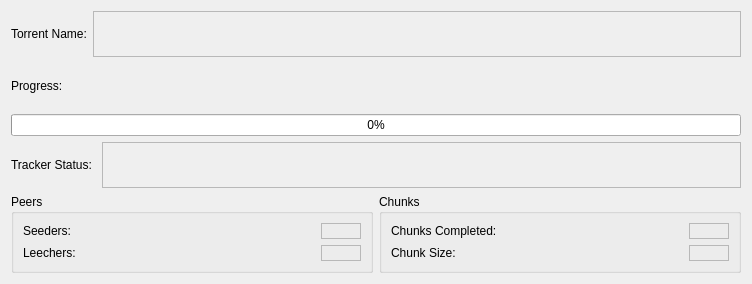
First picture: the form in trickle/torrentinfo.ui, repository michaelforney/trickle, before the edit.
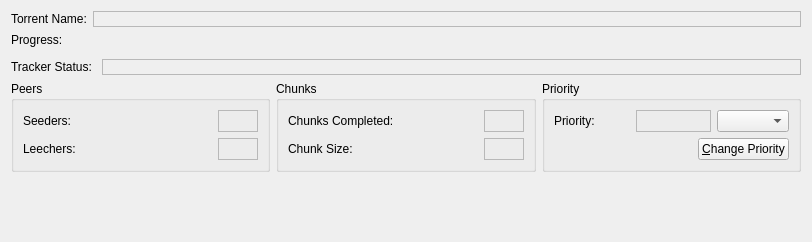
Second picture: the form after the edit. Custom widgets are drawn as their Qt base class.

Commit message: added neat progress bar thingy (only for rtorrent 0.8.5 or higher)

```diff
--- a/trickle/torrentinfo.ui
+++ b/trickle/torrentinfo.ui
@@ -6,8 +6,8 @@
    <rect>
     <x>0</x>
     <y>0</y>
-    <width>752</width>
-    <height>284</height>
+    <width>812</width>
+    <height>242</height>
    </rect>
   </property>
   <property name="windowTitle">
@@ -58,11 +58,7 @@
     </widget>
    </item>
    <item>
-    <widget class="QProgressBar" name="progress">
-     <property name="value">
-      <number>0</number>
-     </property>
-    </widget>
+    <widget class="BitArrayProgressBar" name="progress" native="true"/>
    </item>
    <item>
     <layout class="QHBoxLayout">
@@ -95,6 +91,12 @@
     <layout class="QHBoxLayout">
      <item>
       <widget class="QGroupBox" name="peerBox">
+       <property name="sizePolicy">
+        <sizepolicy hsizetype="Preferred" vsizetype="Preferred">
+         <horstretch>1</horstretch>
+         <verstretch>0</verstretch>
+        </sizepolicy>
+       </property>
        <property name="title">
         <string>Peers</string>
        </property>
@@ -170,6 +172,12 @@
      </item>
      <item>
       <widget class="QGroupBox" name="chunkBox">
+       <property name="sizePolicy">
+        <sizepolicy hsizetype="Preferred" vsizetype="Preferred">
+         <horstretch>1</horstretch>
+         <verstretch>0</verstretch>
+        </sizepolicy>
+       </property>
        <property name="title">
         <string>Chunks</string>
        </property>
@@ -243,10 +251,118 @@
        </layout>
       </widget>
      </item>
+     <item>
+      <widget class="QGroupBox" name="groupBox">
+       <property name="sizePolicy">
+        <sizepolicy hsizetype="Preferred" vsizetype="Preferred">
+         <horstretch>1</horstretch>
+         <verstretch>0</verstretch>
+        </sizepolicy>
+       </property>
+       <property name="title">
+        <string>Priority</string>
+       </property>
+       <layout class="QGridLayout" name="gridLayout">
+        <item row="0" column="0">
+         <widget class="QLabel" name="label">
+          <property name="sizePolicy">
+           <sizepolicy hsizetype="Preferred" vsizetype="Preferred">
+            <horstretch>1</horstretch>
+            <verstretch>0</verstretch>
+           </sizepolicy>
+          </property>
+          <property name="text">
+           <string>Priority: </string>
+          </property>
+         </widget>
+        </item>
+        <item row="0" column="1">
+         <widget class="QLabel" name="label_2">
+          <property name="minimumSize">
+           <size>
+            <width>75</width>
+            <height>0</height>
+           </size>
+          </property>
+          <property name="font">
+           <font>
+            <weight>75</weight>
+            <bold>true</bold>
+           </font>
+          </property>
+          <property name="frameShape">
+           <enum>QFrame::StyledPanel</enum>
+          </property>
+          <property name="text">
+           <string/>
+          </property>
+         </widget>
+        </item>
+        <item row="0" column="2">
+         <widget class="KComboBox" name="kcombobox"/>
+        </item>
+        <item row="1" column="0" colspan="3">
+         <layout class="QHBoxLayout" name="horizontalLayout">
+          <item>
+           <spacer name="horizontalSpacer">
+            <property name="orientation">
+             <enum>Qt::Horizontal</enum>
+            </property>
+            <property name="sizeHint" stdset="0">
+             <size>
+              <width>40</width>
+              <height>20</height>
+             </size>
+            </property>
+           </spacer>
+          </item>
+          <item>
+           <widget class="KPushButton" name="kpushbutton">
+            <property name="text">
+             <string>&amp;Change Priority</string>
+            </property>
+           </widget>
+          </item>
+         </layout>
+        </item>
+       </layout>
+      </widget>
+     </item>
     </layout>
    </item>
+   <item>
+    <spacer name="verticalSpacer">
+     <property name="orientation">
+      <enum>Qt::Vertical</enum>
+     </property>
+     <property name="sizeHint" stdset="0">
+      <size>
+       <width>20</width>
+       <height>40</height>
+      </size>
+     </property>
+    </spacer>
+   </item>
   </layout>
  </widget>
+ <customwidgets>
+  <customwidget>
+   <class>KComboBox</class>
+   <extends>QComboBox</extends>
+   <header>kcombobox.h</header>
+  </customwidget>
+  <customwidget>
+   <class>KPushButton</class>
+   <extends>QPushButton</extends>
+   <header>kpushbutton.h</header>
+  </customwidget>
+  <customwidget>
+   <class>BitArrayProgressBar</class>
+   <extends>QWidget</extends>
+   <header>bitarrayprogressbar.h</header>
+   <container>1</container>
+  </customwidget>
+ </customwidgets>
  <resources/>
  <connections/>
 </ui>
```
The commit also changes 8 other files.
